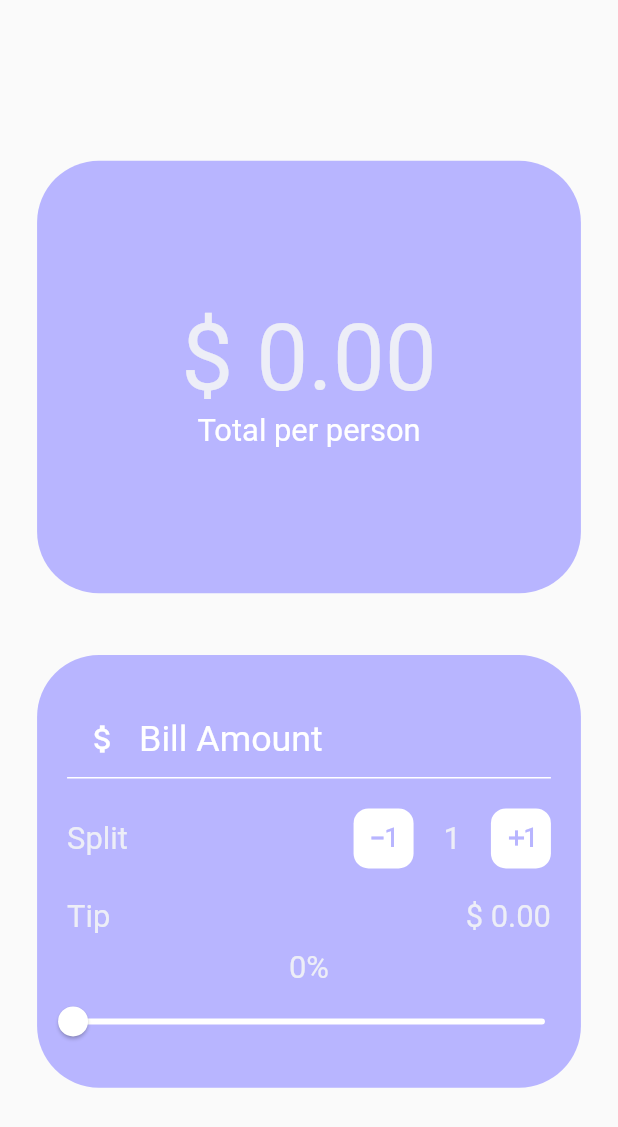
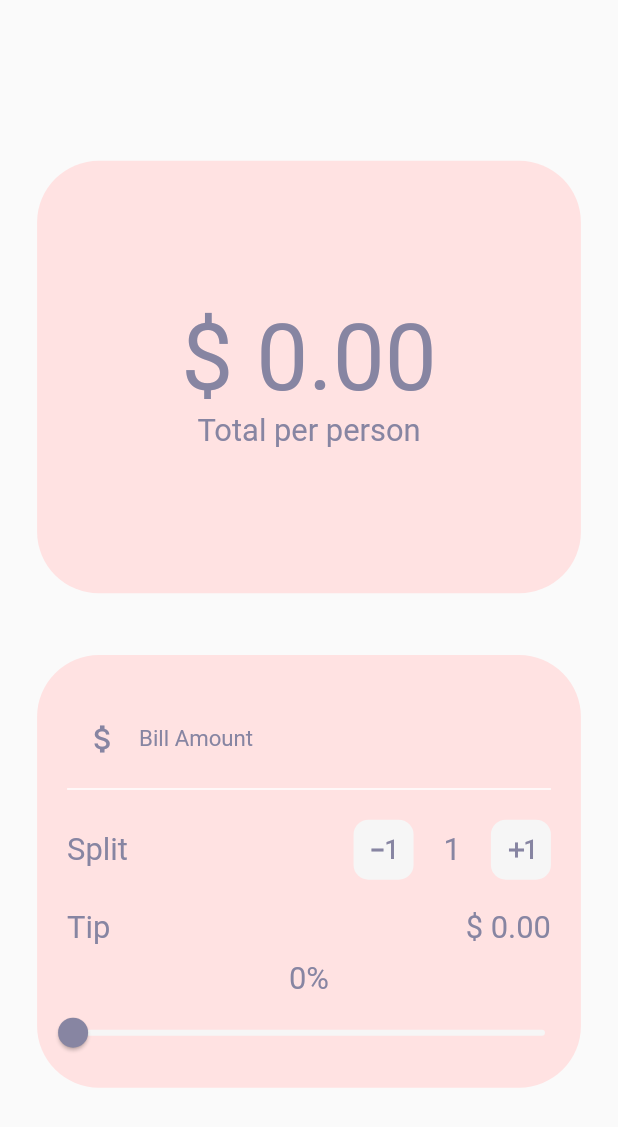
Before and after one commit to saquibansari0101/TipCalculator, a Flutter app: the screen it shows after launch, on a phone screen of 412 x 824 dp. Shown: the top 1127 px of the screen. Run offline on Flutter 3.47's test engine with Material 2 defaults, Android fonts, the phone set to English and light mode, and no system bars.

Commit message:
colors changed in the ui

```diff
--- a/lib/ui/home.dart
+++ b/lib/ui/home.dart
@@ -27,7 +27,7 @@ class _HomeState extends State<Home> {
                   width: MediaQuery.of(context).size.width * 0.7,
                   height: MediaQuery.of(context).size.height * 0.35,
                   decoration: BoxDecoration(
-                    color: Color(0xffb8b5ff),
+                    color: Color(0xffffe2e2),
                     borderRadius: BorderRadius.circular(
                         MediaQuery.of(context).size.width * 0.1),
                   ),
@@ -37,14 +37,14 @@ class _HomeState extends State<Home> {
                       Text(
                         "\$ ${calculateTotalPerPerson(_billAmount, _tipPercentage, _personCounter)}",
                         style: TextStyle(
-                            color: Color(0xffedeef7),
+                            color: Color(0xff8785a2),
                             fontSize:
                                 MediaQuery.of(context).size.height * 0.075),
                       ),
                       Text(
                         "Total per person",
                         style: TextStyle(
-                            color: Colors.white,
+                            color: Color(0xff8785a2),
                             fontSize:
                                 MediaQuery.of(context).size.height * 0.025),
                       )
@@ -58,7 +58,7 @@ class _HomeState extends State<Home> {
                   width: MediaQuery.of(context).size.width * 0.7,
                   height: MediaQuery.of(context).size.height * 0.35,
                   decoration: BoxDecoration(
-                    color: Color(0xffb8b5ff),
+                    color: Color(0xffffe2e2),
                     borderRadius: BorderRadius.circular(
                         MediaQuery.of(context).size.width * 0.1),
                   ),
@@ -69,20 +69,24 @@ class _HomeState extends State<Home> {
                         padding: EdgeInsets.fromLTRB(20, 10, 20, 10),
                         child: TextField(
                           style: TextStyle(
-                              color: Colors.white,
+                              color: Color(0xff8785a2),
                               fontSize:
                                   MediaQuery.of(context).size.height * 0.029),
                           decoration: InputDecoration(
                               enabledBorder: UnderlineInputBorder(
                                 borderSide: BorderSide(color: Colors.white),
                               ),
-                              fillColor: Colors.white,
+                              focusedBorder: UnderlineInputBorder(
+                                borderSide: BorderSide(color: Color(0xff8785a2))
+                              ),
+                              fillColor: Color(0xff8785a2),
                               prefixIcon: Icon(
                                 Icons.attach_money,
-                                color: Colors.white,
+                                color: Color(0xff8785a2),
                               ),
-                              hintText: "Bill Amount",
-                              hintStyle: TextStyle(color: Colors.white)),
+                              labelText: "Bill Amount",
+                              labelStyle: TextStyle(color: Color(0xff8785a2),
+                              fontSize: MediaQuery.of(context).size.height * 0.018)),
                           keyboardType:
                               TextInputType.numberWithOptions(decimal: true),
                           onChanged: (String value) {
@@ -102,7 +106,7 @@ class _HomeState extends State<Home> {
                             Text(
                               "Split",
                               style: TextStyle(
-                                  color: Color(0xffedeef7),
+                                  color: Color(0xff8785a2),
                                   fontSize: MediaQuery.of(context).size.height *
                                       0.025),
                             ),
@@ -122,12 +126,12 @@ class _HomeState extends State<Home> {
                                     height: 40,
                                     width: 40,
                                     decoration: BoxDecoration(
-                                        color: Colors.white,
+                                        color: Color(0xfff6f6f6),
                                         borderRadius:
                                             BorderRadius.circular(10)),
                                     child: Icon(
                                       Icons.exposure_minus_1,
-                                      color: Color(0xffb8b5ff),
+                                      color: Color(0xff8785a2),
                                     ),
                                   ),
                                 ),
@@ -137,7 +141,7 @@ class _HomeState extends State<Home> {
                                 Text(
                                   "$_personCounter",
                                   style: TextStyle(
-                                      color: Color(0xffedeef7),
+                                      color: Color(0xff8785a2),
                                       fontSize:
                                           MediaQuery.of(context).size.height *
                                               0.025),
@@ -153,12 +157,12 @@ class _HomeState extends State<Home> {
                                     height: 40,
                                     width: 40,
                                     decoration: BoxDecoration(
-                                        color: Colors.white,
+                                        color: Color(0xfff6f6f6),
                                         borderRadius:
                                             BorderRadius.circular(10)),
                                     child: Icon(
                                       Icons.exposure_plus_1,
-                                      color: Color(0xffb8b5ff),
+                                      color: Color(0xff8785a2),
                                     ),
                                   ),
                                 )
@@ -175,14 +179,14 @@ class _HomeState extends State<Home> {
                             Text(
                               "Tip",
                               style: TextStyle(
-                                  color: Color(0xffedeef7),
+                                  color: Color(0xff8785a2),
                                   fontSize: MediaQuery.of(context).size.height *
                                       0.025),
                             ),
                             Text(
                               "\$ ${(calculateTip(_billAmount, _tipPercentage)).toStringAsFixed(2)}",
                               style: TextStyle(
-                                  color: Color(0xffedeef7),
+                                  color: Color(0xff8785a2),
                                   fontSize: MediaQuery.of(context).size.height *
                                       0.025),
                             ),
@@ -192,15 +196,15 @@ class _HomeState extends State<Home> {
                       Text(
                         "$_tipPercentage%",
                         style: TextStyle(
-                            color: Color(0xffedeef7),
+                            color: Color(0xff8785a2),
                             fontSize:
                                 MediaQuery.of(context).size.height * 0.025),
                       ),
                       Slider(
                           min: 0,
                           max: 100,
-                          inactiveColor: Colors.white,
-                          activeColor: Colors.white,
+                          inactiveColor: Color(0xfff6f6f6),
+                          activeColor: Color(0xff8785a2),
                           value: _tipPercentage.toDouble(),
                           onChanged: (double value) {
                             setState(() {
```
